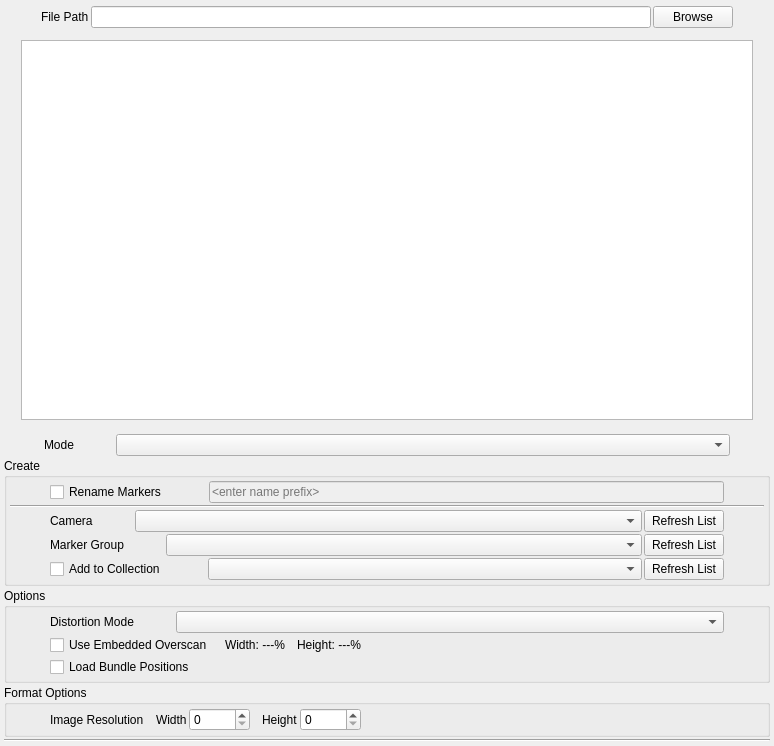
Old version of the form python/mmSolver/tools/loadmarker/ui/loadmarker_layout.ui in the repository david-cattermole/mayaMatchMoveSolver.
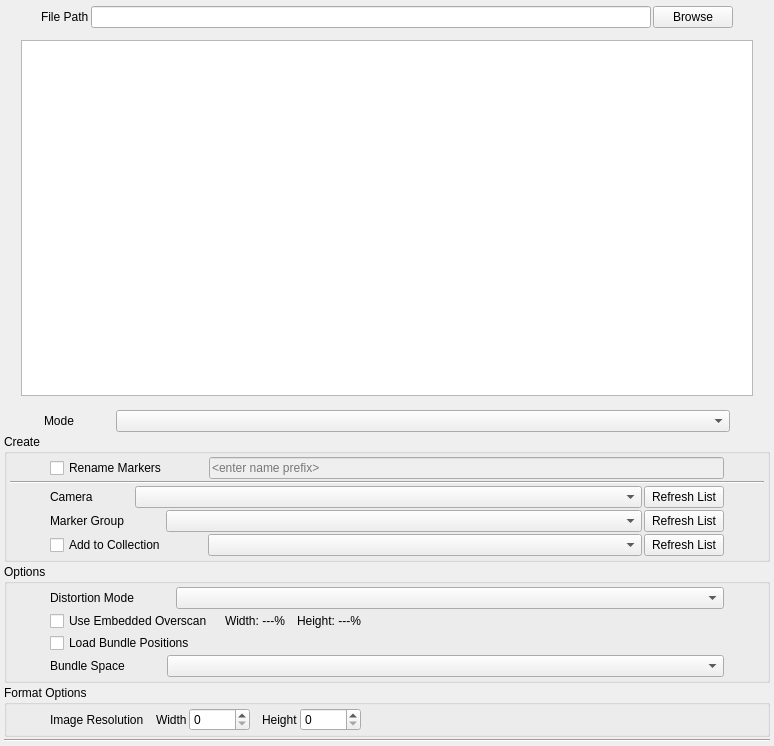
New version of the form.

Commit message:
Maya Tool - Load Markers - Support World "Bundle Space".
Load the new v5 uvtrack format, for 2D (also with 3D) points.

Uses the "Bundle Space" user preference option to default the Load
Marker UI's widget values.

Adds tests and test files for new version 5 (v5) uvtrack format.

GitHub issue #275.

```diff
--- a/python/mmSolver/tools/loadmarker/ui/loadmarker_layout.ui
+++ b/python/mmSolver/tools/loadmarker/ui/loadmarker_layout.ui
@@ -812,6 +812,75 @@
           </item>
          </layout>
         </item>
+        <item>
+         <layout class="QHBoxLayout" name="bndSpace_horizontalLayout">
+          <item>
+           <spacer name="horizontalSpacer_33">
+            <property name="orientation">
+             <enum>Qt::Horizontal</enum>
+            </property>
+            <property name="sizeType">
+             <enum>QSizePolicy::Minimum</enum>
+            </property>
+            <property name="sizeHint" stdset="0">
+             <size>
+              <width>40</width>
+              <height>20</height>
+             </size>
+            </property>
+           </spacer>
+          </item>
+          <item>
+           <widget class="QLabel" name="bndSpace_label">
+            <property name="text">
+             <string>Bundle Space</string>
+            </property>
+           </widget>
+          </item>
+          <item>
+           <spacer name="horizontalSpacer_34">
+            <property name="orientation">
+             <enum>Qt::Horizontal</enum>
+            </property>
+            <property name="sizeType">
+             <enum>QSizePolicy::Minimum</enum>
+            </property>
+            <property name="sizeHint" stdset="0">
+             <size>
+              <width>40</width>
+              <height>20</height>
+             </size>
+            </property>
+           </spacer>
+          </item>
+          <item>
+           <widget class="QComboBox" name="bndSpace_comboBox">
+            <property name="sizePolicy">
+             <sizepolicy hsizetype="Preferred" vsizetype="Fixed">
+              <horstretch>1</horstretch>
+              <verstretch>0</verstretch>
+             </sizepolicy>
+            </property>
+           </widget>
+          </item>
+          <item>
+           <spacer name="horizontalSpacer_35">
+            <property name="orientation">
+             <enum>Qt::Horizontal</enum>
+            </property>
+            <property name="sizeType">
+             <enum>QSizePolicy::Preferred</enum>
+            </property>
+            <property name="sizeHint" stdset="0">
+             <size>
+              <width>40</width>
+              <height>20</height>
+             </size>
+            </property>
+           </spacer>
+          </item>
+         </layout>
+        </item>
        </layout>
       </widget>
      </item>
```
Left out of the diff: 32 changed lines with no effect on the pictures. The commit also changes 9 other files.
